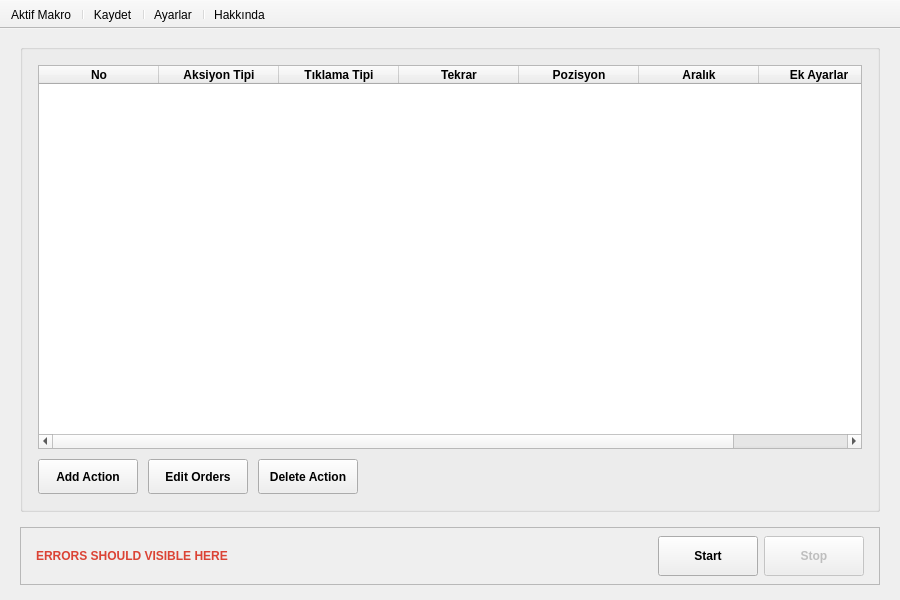
First picture: the form in mainwindow.ui, repository ilpenSE/autoclicker, before the edit.
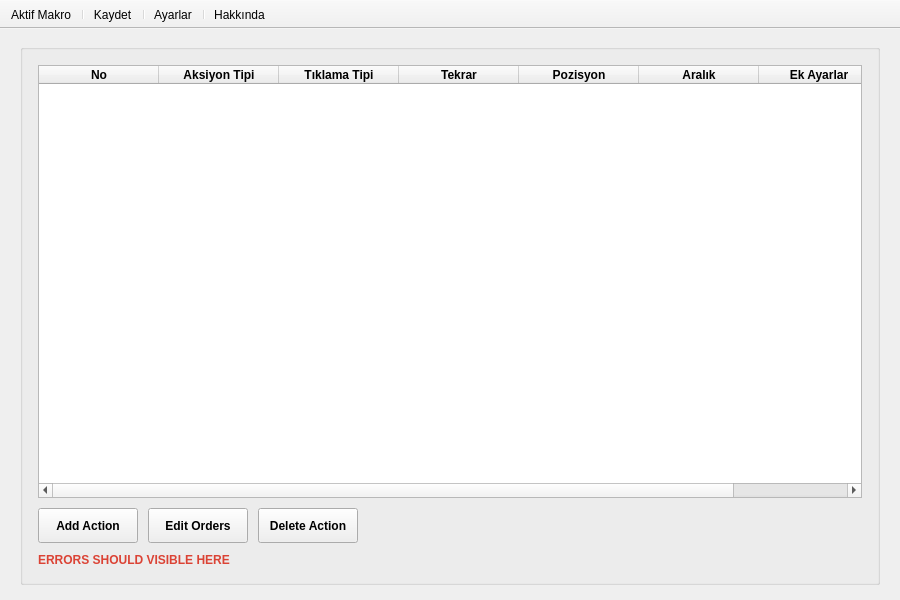
Second picture: the form after the edit. Icons and pictures are not drawn.

Commit message: start/stop buttons removed

```diff
--- a/mainwindow.ui
+++ b/mainwindow.ui
@@ -235,30 +235,6 @@
          </item>
         </layout>
        </item>
-      </layout>
-     </widget>
-    </item>
-    <item>
-     <widget class="QFrame" name="statusFrame">
-      <property name="frameShape">
-       <enum>QFrame::Shape::StyledPanel</enum>
-      </property>
-      <property name="frameShadow">
-       <enum>QFrame::Shadow::Raised</enum>
-      </property>
-      <layout class="QHBoxLayout" name="statusLayout">
-       <property name="leftMargin">
-        <number>15</number>
-       </property>
-       <property name="topMargin">
-        <number>8</number>
-       </property>
-       <property name="rightMargin">
-        <number>15</number>
-       </property>
-       <property name="bottomMargin">
-        <number>8</number>
-       </property>
        <item>
         <widget class="QLabel" name="labelErrors">
          <property name="font">
@@ -274,64 +250,6 @@
          </property>
         </widget>
        </item>
-       <item>
-        <spacer name="statusSpacer">
-         <property name="orientation">
-          <enum>Qt::Orientation::Horizontal</enum>
-         </property>
-         <property name="sizeHint" stdset="0">
-          <size>
-           <width>40</width>
-           <height>20</height>
-          </size>
-         </property>
-        </spacer>
-       </item>
-       <item>
-        <widget class="QPushButton" name="btnStart">
-         <property name="minimumSize">
-          <size>
-           <width>100</width>
-           <height>40</height>
-          </size>
-         </property>
-         <property name="font">
-          <font>
-           <bold>true</bold>
-          </font>
-         </property>
-         <property name="toolTip">
-          <string>Makro çalıştırmayı başlatır</string>
-         </property>
-         <property name="text">
-          <string>Start</string>
-         </property>
-        </widget>
-       </item>
-       <item>
-        <widget class="QPushButton" name="btnStop">
-         <property name="enabled">
-          <bool>false</bool>
-         </property>
-         <property name="minimumSize">
-          <size>
-           <width>100</width>
-           <height>40</height>
-          </size>
-         </property>
-         <property name="font">
-          <font>
-           <bold>true</bold>
-          </font>
-         </property>
-         <property name="toolTip">
-          <string>Makro çalıştırmayı durdurur</string>
-         </property>
-         <property name="text">
-          <string>Stop</string>
-         </property>
-        </widget>
-       </item>
       </layout>
      </widget>
     </item>
```
The commit also changes 35 other files.
